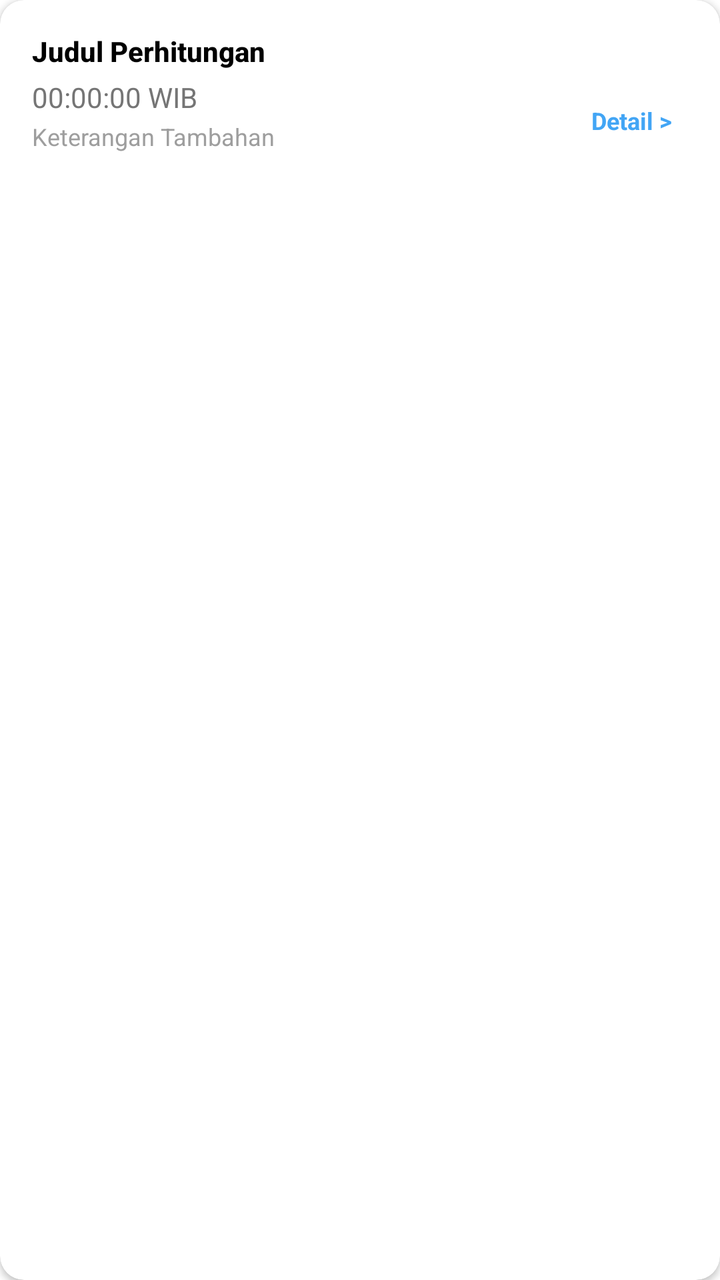
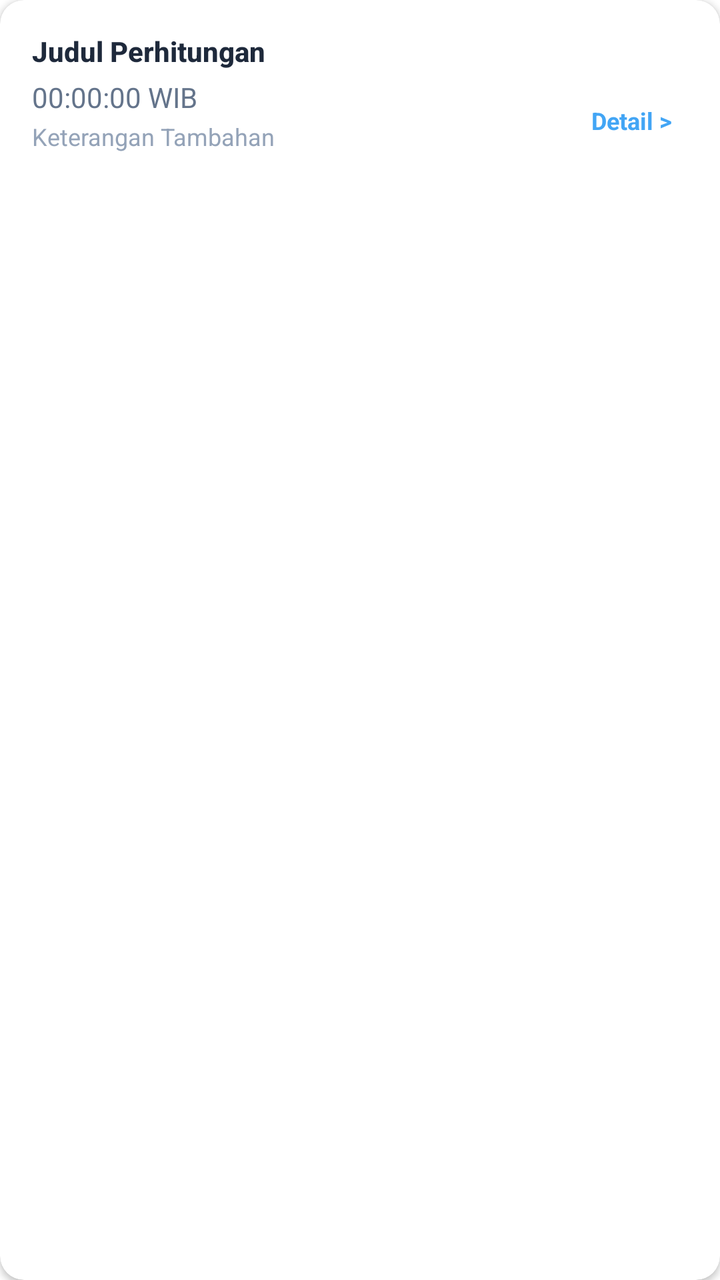

Two renders of the same Android screen: before a commit and after it. Below are the layout's source before the change and the commit's diff.
<!-- AndroidManifest.xml: application theme AppTheme -->
<!-- res/layout/item_hilal_result_card.xml -->
<?xml version="1.0" encoding="utf-8"?>
<androidx.cardview.widget.CardView xmlns:android="http://schemas.android.com/apk/res/android"
    xmlns:app="http://schemas.android.com/apk/res-auto"
    xmlns:tools="http://schemas.android.com/tools"
    android:layout_width="match_parent"
    android:layout_height="wrap_content"
    android:layout_marginBottom="12dp"
    android:layout_marginHorizontal="4dp"
    app:cardCornerRadius="12dp"
    app:cardElevation="2dp"
    app:cardBackgroundColor="@android:color/white">

    <androidx.constraintlayout.widget.ConstraintLayout
        android:layout_width="match_parent"
        android:layout_height="wrap_content"
        android:padding="16dp">

        <TextView
            android:id="@+id/tvTitle"
            android:layout_width="0dp"
            android:layout_height="wrap_content"
            android:layout_marginEnd="16dp"
            android:fontFamily="sans-serif-medium"
            android:text="Judul Perhitungan"
            android:textColor="#000000"
            android:textSize="14sp"
            android:textStyle="bold"
            app:layout_constraintEnd_toStartOf="@+id/tvDetailLink"
            app:layout_constraintStart_toStartOf="parent"
            app:layout_constraintTop_toTopOf="parent" />

        <TextView
            android:id="@+id/tvValue"
            android:layout_width="0dp"
            android:layout_height="wrap_content"
            android:layout_marginTop="4dp"
            android:layout_marginEnd="16dp"
            android:text="00:00:00 WIB"
            android:textColor="#757575"
            android:textSize="14sp"
            app:layout_constraintEnd_toStartOf="@+id/tvDetailLink"
            app:layout_constraintStart_toStartOf="parent"
            app:layout_constraintTop_toBottomOf="@id/tvTitle" />

        <TextView
            android:id="@+id/tvSubtitle"
            android:layout_width="0dp"
            android:layout_height="wrap_content"
            android:layout_marginTop="2dp"
            android:layout_marginEnd="16dp"
            android:text="Keterangan Tambahan"
            android:textColor="#9E9E9E"
            android:textSize="12sp"
            android:visibility="visible"
            app:layout_constraintEnd_toStartOf="@+id/tvDetailLink"
            app:layout_constraintStart_toStartOf="parent"
            app:layout_constraintTop_toBottomOf="@id/tvValue"
            app:layout_constraintBottom_toBottomOf="parent"/>

        <TextView
            android:id="@+id/tvDetailLink"
            android:layout_width="wrap_content"
            android:layout_height="wrap_content"
            android:text="Detail >"
            android:textColor="#42A5F5"
            android:textSize="12sp"
            android:textStyle="bold"
            android:padding="8dp"
            android:clickable="true"
            android:focusable="true"
            android:background="?attr/selectableItemBackgroundBorderless"
            app:layout_constraintBottom_toBottomOf="parent"
            app:layout_constraintEnd_toEndOf="parent"
            app:layout_constraintTop_toTopOf="parent"
            app:layout_constraintVertical_bias="1.0" />

    </androidx.constraintlayout.widget.ConstraintLayout>

</androidx.cardview.widget.CardView>
<!-- resources referenced by this layout -->
<resources>
  <style name="AppTheme" parent="Theme.AlKaukaba">
          <item name="android:windowDrawsSystemBarBackgrounds" tools:targetApi="lollipop">true</item>
      </style>
  <style name="Theme.AlKaukaba" parent="Theme.MaterialComponents.DayNight.NoActionBar">
          
          <item name="colorPrimary">@color/purple_500</item>
          <item name="colorPrimaryVariant">@color/transparent</item>
          <item name="colorOnPrimary">@color/white</item>
          
          <item name="colorSecondary">@color/teal_200</item>
          <item name="colorSecondaryVariant">@color/teal_700</item>
          <item name="colorOnSecondary">@color/black</item>
          
          <item name="android:statusBarColor" tools:targetApi="l">?attr/colorPrimaryVariant</item>
          
          <item name="bottomSheetDialogTheme">@style/ThemeOverlay.AlKaukaba.BottomSheetDialog</item>
      </style>
  <color name="purple_500">#FF6200EE</color>
  <color name="transparent">#00FFFFFF</color>
  <color name="white">#FFFFFFFF</color>
  <color name="teal_200">#FF03DAC5</color>
  <color name="teal_700">#FF018786</color>
  <color name="black">#FF000000</color>
  <style name="ThemeOverlay.AlKaukaba.BottomSheetDialog" parent="ThemeOverlay.MaterialComponents.BottomSheetDialog">
          <item name="bottomSheetStyle">@style/Widget.AlKaukaba.BottomSheet.Modal</item>
      </style>
  <style name="Widget.AlKaukaba.BottomSheet.Modal" parent="Widget.MaterialComponents.BottomSheet.Modal">
          <item name="shapeAppearanceOverlay">@style/ShapeAppearance.AlKaukaba.BottomSheet</item>
      </style>
  <style name="ShapeAppearance.AlKaukaba.BottomSheet" parent="">
          <item name="cornerFamily">rounded</item>
          <item name="cornerSizeTopLeft">16dp</item>
          <item name="cornerSizeTopRight">16dp</item>
          <item name="cornerSizeBottomLeft">0dp</item>
          <item name="cornerSizeBottomRight">0dp</item>
      </style>
</resources>

<!-- the commit's change to res/layout/item_hilal_result_card.xml (unified diff, before → after) -->
@@ -8,7 +8,7 @@
     android:layout_marginHorizontal="4dp"
     app:cardCornerRadius="12dp"
     app:cardElevation="2dp"
-    app:cardBackgroundColor="@android:color/white">
+    app:cardBackgroundColor="@color/card_white">
 
     <androidx.constraintlayout.widget.ConstraintLayout
         android:layout_width="match_parent"
@@ -22,7 +22,7 @@
             android:layout_marginEnd="16dp"
             android:fontFamily="sans-serif-medium"
             android:text="Judul Perhitungan"
-            android:textColor="#000000"
+            android:textColor="@color/text_primary"
             android:textSize="14sp"
             android:textStyle="bold"
             app:layout_constraintEnd_toStartOf="@+id/tvDetailLink"
@@ -36,7 +36,7 @@
             android:layout_marginTop="4dp"
             android:layout_marginEnd="16dp"
             android:text="00:00:00 WIB"
-            android:textColor="#757575"
+            android:textColor="@color/text_secondary"
             android:textSize="14sp"
             app:layout_constraintEnd_toStartOf="@+id/tvDetailLink"
             app:layout_constraintStart_toStartOf="parent"
@@ -49,7 +49,7 @@
             android:layout_marginTop="2dp"
             android:layout_marginEnd="16dp"
             android:text="Keterangan Tambahan"
-            android:textColor="#9E9E9E"
+            android:textColor="@color/text_hint"
             android:textSize="12sp"
             android:visibility="visible"
             app:layout_constraintEnd_toStartOf="@+id/tvDetailLink"
<!-- resource entries referenced after the edit -->
@@ -1,5 +1,9 @@
 <!-- resources referenced by this layout -->
 <resources>
+  <color name="card_white">#FFFFFF</color>
+  <color name="text_hint">#94A3B8</color>
+  <color name="text_primary">#1E293B</color>
+  <color name="text_secondary">#64748B</color>
   <style name="AppTheme" parent="Theme.AlKaukaba">
           <item name="android:windowDrawsSystemBarBackgrounds" tools:targetApi="lollipop">true</item>
       </style>
